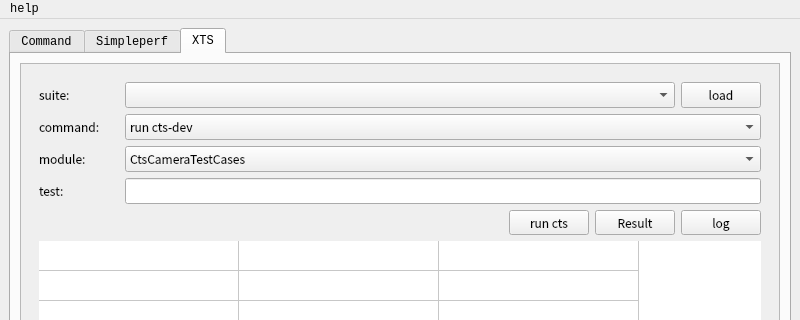
Above: mainwindow.ui from zuoVision/Qt before the change; both pictures show x 0 to 800 and y 0 to 320 of the 800 by 800 pixel window. Below: the same form after it.
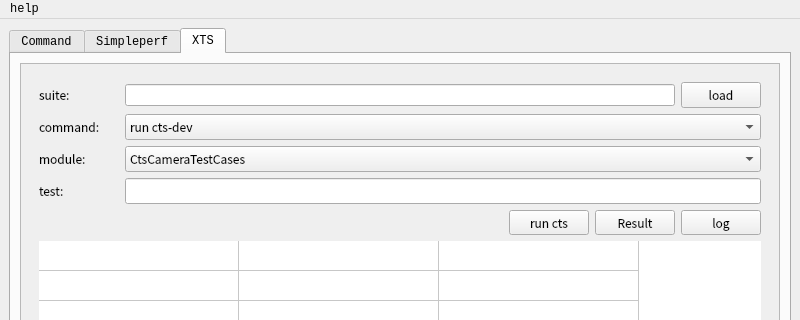
That is the form after the change.

```diff
--- a/mainwindow.ui
+++ b/mainwindow.ui
@@ -631,8 +631,8 @@
             <rect>
              <x>0</x>
              <y>0</y>
-             <width>758</width>
-             <height>555</height>
+             <width>756</width>
+             <height>457</height>
             </rect>
            </property>
            <layout class="QGridLayout" name="gridLayout_2">
@@ -747,14 +747,7 @@
                   </widget>
                  </item>
                  <item>
-                  <widget class="QComboBox" name="comboBox_ctssuite">
-                   <property name="font">
-                    <font>
-                     <family>Noto Sans CJK SC</family>
-                     <pointsize>9</pointsize>
-                    </font>
-                   </property>
-                  </widget>
+                  <widget class="QLineEdit" name="lineEdit_ctssuite"/>
                  </item>
                  <item>
                   <widget class="QPushButton" name="pushButton_loadctssuite">
```
Left out of the diff: 16 changed lines with no effect on the pictures.
